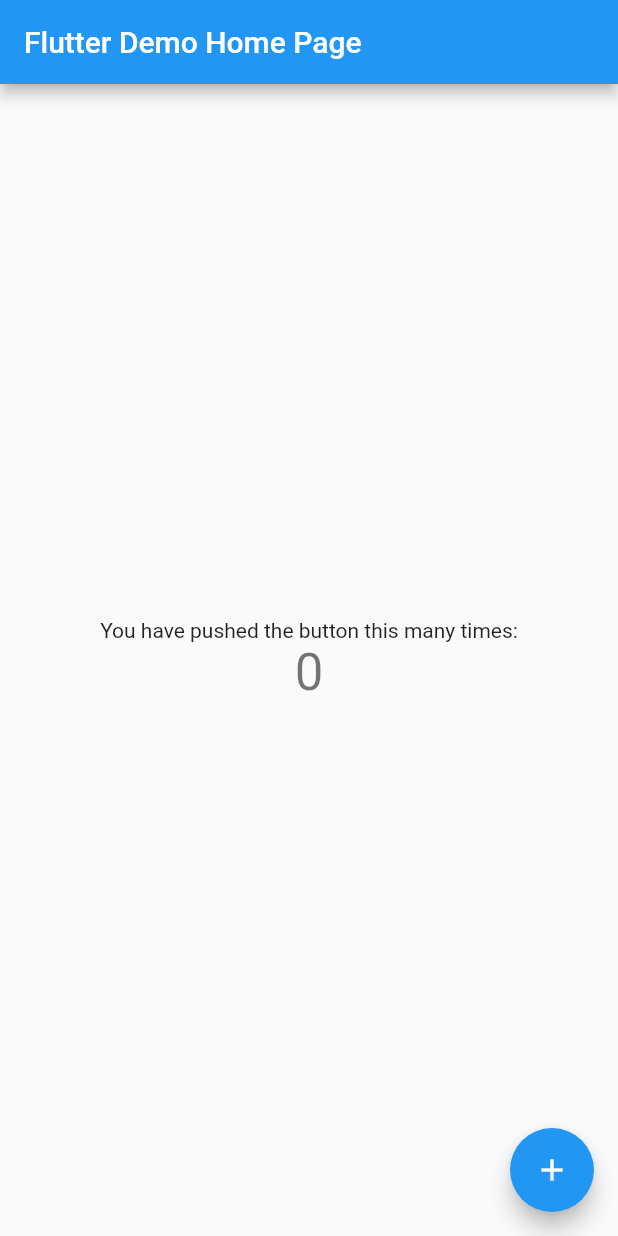
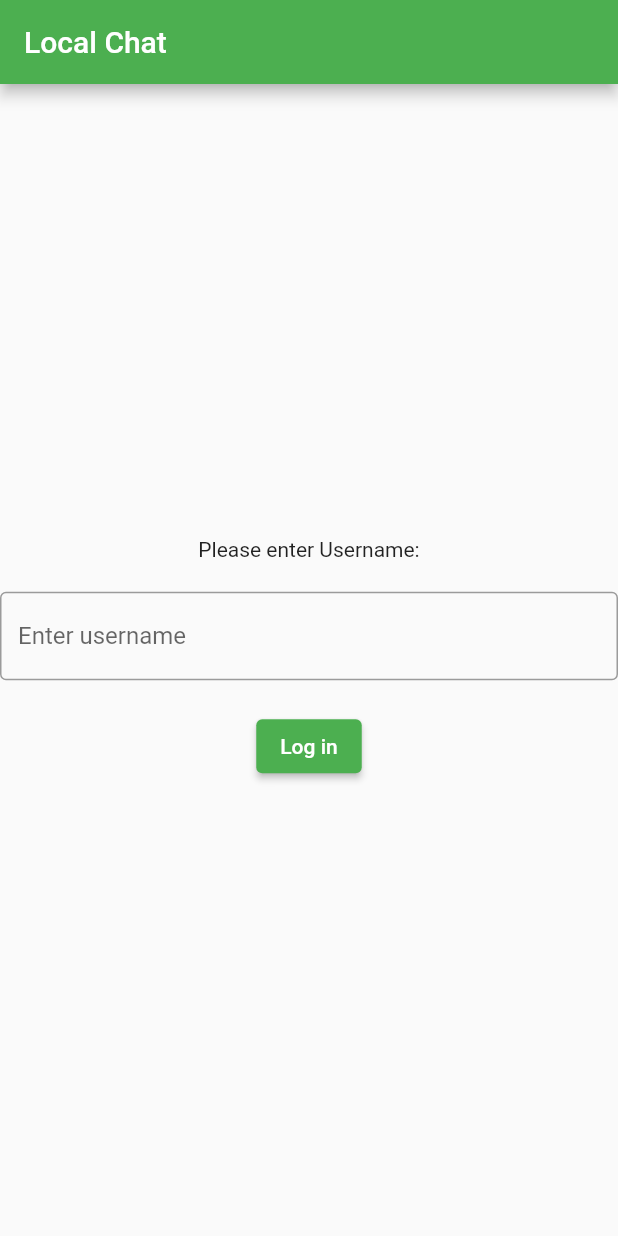
Before and after one commit to Julian-Schaefer/Local-Chat, a Flutter app: the screen it shows after launch, on a phone screen of 412 x 824 dp. Run offline on Flutter 3.47's test engine with Material 2 defaults, Android fonts, the phone set to English and light mode, and no system bars; our stand-ins replace socket_io_client; network calls fail.

Commit message:
Basic Chat Functionality

```diff
--- a/frontend/lib/main.dart
+++ b/frontend/lib/main.dart
@@ -1,3 +1,5 @@
+// ignore_for_file: avoid_print
+
 import 'dart:convert';
 
 import 'package:flutter/material.dart';
@@ -15,7 +17,7 @@ class MyApp extends StatelessWidget {
   @override
   Widget build(BuildContext context) {
     return MaterialApp(
-      title: 'Flutter Demo',
+      title: 'Local Chat',
       theme: ThemeData(
         // This is the theme of your application.
         //
@@ -26,9 +28,9 @@ class MyApp extends StatelessWidget {
         // or simply save your changes to "hot reload" in a Flutter IDE).
         // Notice that the counter didn't reset back to zero; the application
         // is not restarted.
-        primarySwatch: Colors.blue,
+        primarySwatch: Colors.green,
       ),
-      home: const MyHomePage(title: 'Flutter Demo Home Page'),
+      home: const MyHomePage(title: 'Local Chat'),
     );
   }
 }
@@ -52,9 +54,13 @@ class MyHomePage extends StatefulWidget {
 }
 
 class _MyHomePageState extends State<MyHomePage> {
-  int _counter = 0;
+  final usernameController = TextEditingController();
+  final receiverController = TextEditingController();
+  final messageController = TextEditingController();
+  late IO.Socket socket;
 
-  late IO.Socket socket;
+  String? userName;
+  List<String> messages = [];
 
   @override
   void initState() {
@@ -68,78 +74,136 @@ class _MyHomePageState extends State<MyHomePage> {
             .build());
 
     socket.connect();
+
     socket.onConnect((_) {
       print('Connection established');
     });
     socket.onDisconnect((_) => print('Connection Disconnection'));
     socket.onConnectError((err) => print(err));
     socket.onError((err) => print(err));
-    socket.on('reply', (data) => print("Data: " + data));
+
+    socket.on('message', (data) {
+      setState(() {
+        messages.add("From: ${data['sender']}: ${data['message']}");
+      });
+    });
   }
 
-  void _incrementCounter() {
-    Map<String, dynamic> msg = {'userName': "asd", 'message': "sent $_counter"};
-    socket.emit('message', msg);
-    print("sent $_counter");
-    setState(() {
-      // This call to setState tells the Flutter framework that something has
-      // changed in this State, which causes it to rerun the build method below
-      // so that the display can reflect the updated values. If we changed
-      // _counter without calling setState(), then the build method would not be
-      // called again, and so nothing would appear to happen.
-      _counter++;
+  void _login() {
+    Map<String, dynamic> loginMsg = {
+      'userName': usernameController.text,
+    };
+    socket.emitWithAck('login', loginMsg, ack: (data) {
+      if (data != null && data is String && data == "ok") {
+        setState(() {
+          userName = usernameController.text;
+        });
+      }
+    });
+  }
+
+  void _sendMessage() {
+    Map<String, dynamic> msg = {
+      'receiver': receiverController.text,
+      'message': messageController.text
+    };
+
+    socket.emitWithAck('message', msg, ack: (data) {
+      if (data != null && data is String && data == "ok") {
+        setState(() {
+          messageController.text = '';
+        });
+      }
     });
   }
 
   @override
   Widget build(BuildContext context) {
-    // This method is rerun every time setState is called, for instance as done
-    // by the _incrementCounter method above.
-    //
-    // The Flutter framework has been optimized to make rerunning build methods
-    // fast, so that you can just rebuild anything that needs updating rather
-    // than having to individually change instances of widgets.
+    if (userName == null) {
+      return Scaffold(
+        appBar: AppBar(
+          title: Text(widget.title),
+        ),
+        body: Center(
+            child: Column(
+                mainAxisAlignment: MainAxisAlignment.center,
+                children: <Widget>[
+              const Text("Please enter Username:"),
+              const SizedBox(height: 20),
+              SizedBox(
+                width: 500,
+                child: TextField(
+                  controller: usernameController,
+                  decoration: const InputDecoration(
+                    border: OutlineInputBorder(),
+                    hintText: 'Enter username',
+                  ),
+                ),
+              ),
+              const SizedBox(height: 20),
+              ElevatedButton(onPressed: _login, child: const Text('Log in'))
+            ])),
+      );
+    }
     return Scaffold(
       appBar: AppBar(
-        // Here we take the value from the MyHomePage object that was created by
-        // the App.build method, and use it to set our appbar title.
         title: Text(widget.title),
       ),
       body: Center(
-        // Center is a layout widget. It takes a single child and positions it
-        // in the middle of the parent.
         child: Column(
-          // Column is also a layout widget. It takes a list of children and
-          // arranges them vertically. By default, it sizes itself to fit its
-          // children horizontally, and tries to be as tall as its parent.
-          //
-          // Invoke "debug painting" (press "p" in the console, choose the
-          // "Toggle Debug Paint" action from the Flutter Inspector in Android
-          // Studio, or the "Toggle Debug Paint" command in Visual Studio Code)
-          // to see the wireframe for each widget.
-          //
-          // Column has various properties to control how it sizes itself and
-          // how it positions its children. Here we use mainAxisAlignment to
-          // center the children vertically; the main axis here is the vertical
-          // axis because Columns are vertical (the cross axis would be
-          // horizontal).
           mainAxisAlignment: MainAxisAlignment.center,
           children: <Widget>[
             const Text(
-              'You have pushed the button this many times:',
+              'Your Username:',
             ),
             Text(
-              '$_counter',
+              '$userName',
               style: Theme.of(context).textTheme.headline4,
             ),
+            const SizedBox(height: 20),
+            SizedBox(
+              width: 500,
+              child: TextField(
+                controller: receiverController,
+                decoration: const InputDecoration(
+                  border: OutlineInputBorder(),
+                  hintText: 'Enter a receiver',
+                ),
+              ),
+            ),
+            const SizedBox(height: 20),
+            SizedBox(
+              width: 500,
+              child: TextField(
+                controller: messageController,
+                decoration: const InputDecoration(
+                  border: OutlineInputBorder(),
+                  hintText: 'Enter a message',
+                ),
+              ),
+            ),
+            SizedBox(
+              width: 500,
+              height: 500,
+              child: ListView.builder(
+                  padding: const EdgeInsets.all(8),
+                  itemCount: messages.length,
+                  itemBuilder: (BuildContext context, int index) {
+                    return SizedBox(
+                      height: 50,
+                      child: Center(
+                          child: Text('Message $index: ${messages[index]}')),
+                    );
+                  }),
+            )
           ],
         ),
       ),
       floatingActionButton: FloatingActionButton(
-        onPressed: _incrementCounter,
-        tooltip: 'Increment',
-        child: const Icon(Icons.add),
-      ), // This trailing comma makes auto-formatting nicer for build methods.
+        onPressed: _sendMessage,
+        tooltip: 'Send',
+        child: const Text('Send'),
+      ),
     );
   }
 }
```
Also changed, not shown: 3 other files.
